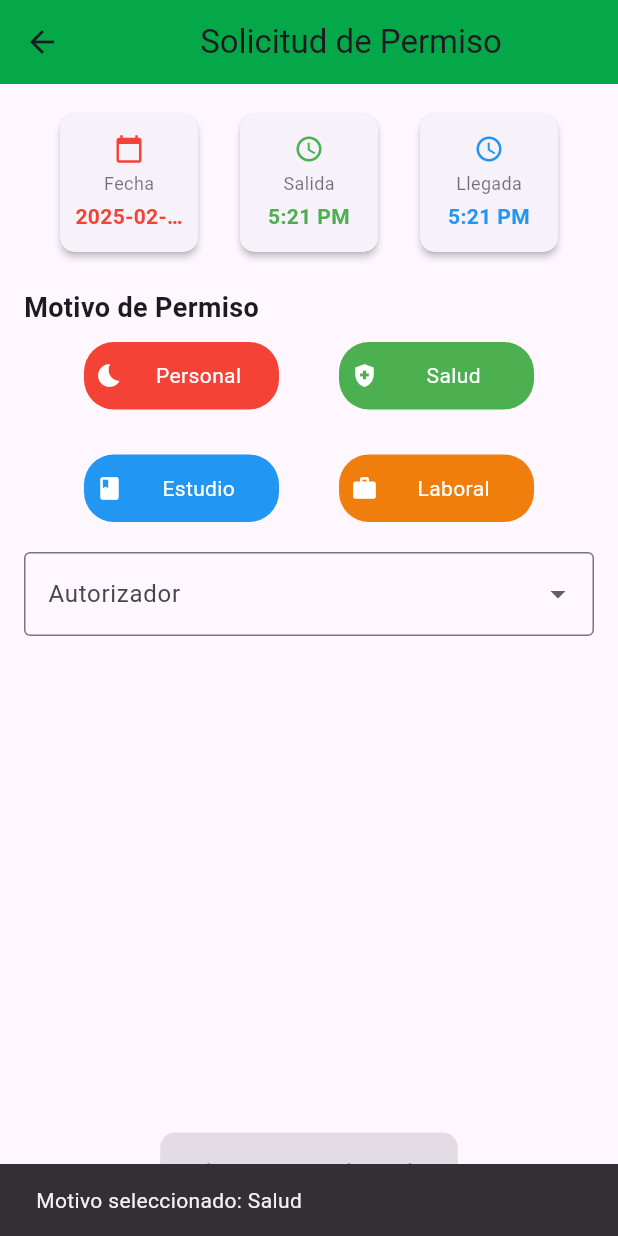
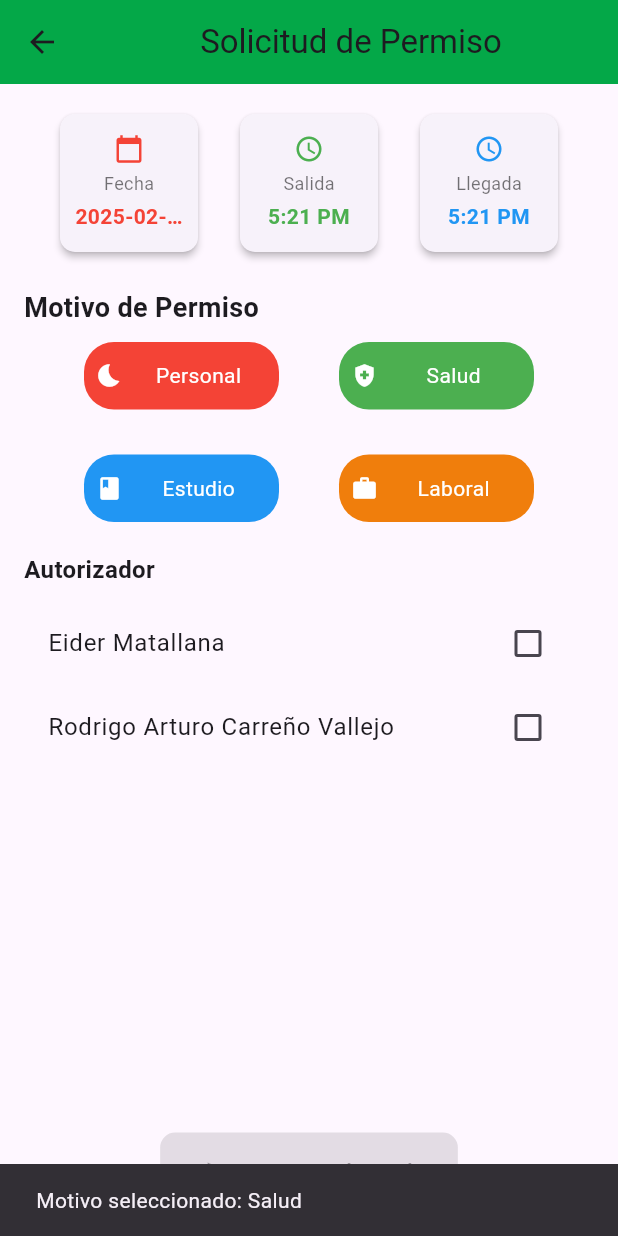
Before and after one commit to jasvix12/permisosflutt, a Flutter app: the PedirPermisosScreen screen opened directly, after a tap on "Personal", after a tap on "Salud", on a phone screen of 412 x 824 dp. Run offline on Flutter 3.47's test engine with Material 3 defaults, Android fonts, the phone set to English and light mode, and no system bars; our stand-ins replace firebase_auth, firebase_core, font_awesome_flutter, google_sign_in; accounts and stored records are empty; network calls fail.

Commit message:
25/02/2025

```diff
--- a/lib/src/pages/pedir-permisos.dart
+++ b/lib/src/pages/pedir-permisos.dart
@@ -18,6 +18,12 @@ class _PedirPermisosScreenState extends State<PedirPermisosScreen> {
   int? _autorizadorSeleccionado;
   List<dynamic> _secciones = [];
   bool _isLoading = false; // Estado para manejar la carga
+
+  //Lista de autorizadores
+  final List<Map<String, dynamic>> _autorizadores = [
+    {"id": 1, "nombre": "Eider Matallana", "isSelected": false},
+    {"id": 2, "nombre": "Rodrigo Arturo Carreño Vallejo", "isSelected":false},
+  ];
 
   @override
   void initState() {
@@ -305,24 +311,45 @@ print("Lista de secciones disponibles: $_secciones");
             ),
             const SizedBox(height: 20),
             if (_motivoSeleccionado.isNotEmpty)
-              DropdownButtonFormField<int>(
-                value: _autorizadorSeleccionado,
-                items: (_motivoSeleccionado == "Personal"
-                        ? [DropdownMenuItem(value: 1, child: Text("Eider Matallana"))]
-                        : [
-                            DropdownMenuItem(value: 1, child: Text("Eider Matallana")),
-                            DropdownMenuItem(value: 2, child: Text("Rodrigo Arturo Carreño Vallejo")),
-                          ])
-                    .toList(),
-                decoration: const InputDecoration(
-                  labelText: "Autorizador",
-                  border: OutlineInputBorder(),
+              Column(
+                crossAxisAlignment: CrossAxisAlignment.start,
+                children: [
+                  const Text(
+                    "Autorizador",
+                    style: TextStyle(fontSize: 16, fontWeight: FontWeight.bold),
                   ),
+                  const SizedBox(height: 10),
+                  // Mostrar solo el jefe si el motivo es "Personal"
+                  if (_motivoSeleccionado == "Personal")
+                    CheckboxListTile(
+                      title: Text(_autorizadores[0]['nombre']),
+                      value: _autorizadores[0]['isSelected'],
                       onChanged: (value) {
                         setState(() {
-                    _autorizadorSeleccionado = value;
+                          _autorizadores[0]['isSelected'] = value!;
+                          _autorizadorSeleccionado = value ? _autorizadores[0]['id'] : null;
                         });
                       },
+                    ),
+                  // Mostrar ambos autorizadores para otros motivos
+                  if (_motivoSeleccionado != "Personal")
+                    ..._autorizadores.map((autorizador) {
+                      return CheckboxListTile(
+                        title: Text(autorizador['nombre']),
+                        value: autorizador['isSelected'],
+                        onChanged: (value) {
+                          setState(() {
+                            autorizador['isSelected'] = value!;
+                            if (value) {
+                              _autorizadorSeleccionado = autorizador['id'];
+                            } else {
+                              _autorizadorSeleccionado = null;
+                            }
+                          });
+                        },
+                      );
+                    }).toList(),
+                ],
               ),
             const Spacer(),
             Center(
--- a/pubspec.yaml
+++ b/pubspec.yaml
@@ -21,9 +21,6 @@ dependencies:
   intl: ^0.20.0
 
 
-
-
-
 dev_dependencies:
   flutter_test:
     sdk: flutter
```
Also changed, not shown: lib/main.dart (+4 -4 lines). Lines whose indentation alone changed are shown as unchanged.
